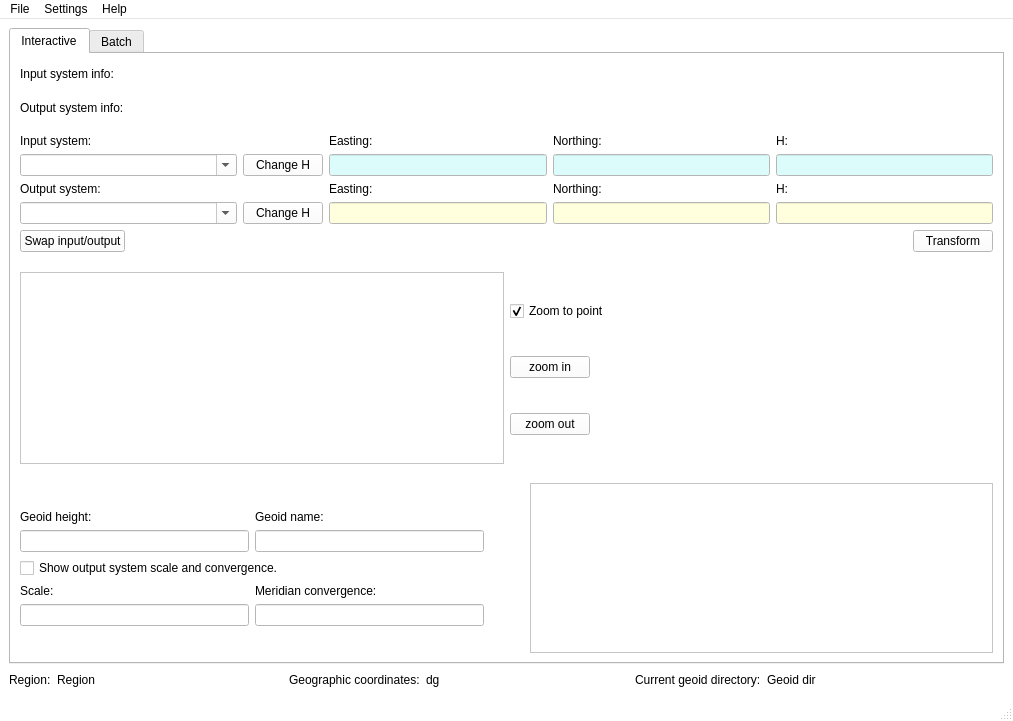
Old version of the form UI/GSTtrans.ui in the repository MartinHvidberg/kmstrans_fra_SDFE_SEQ200131.
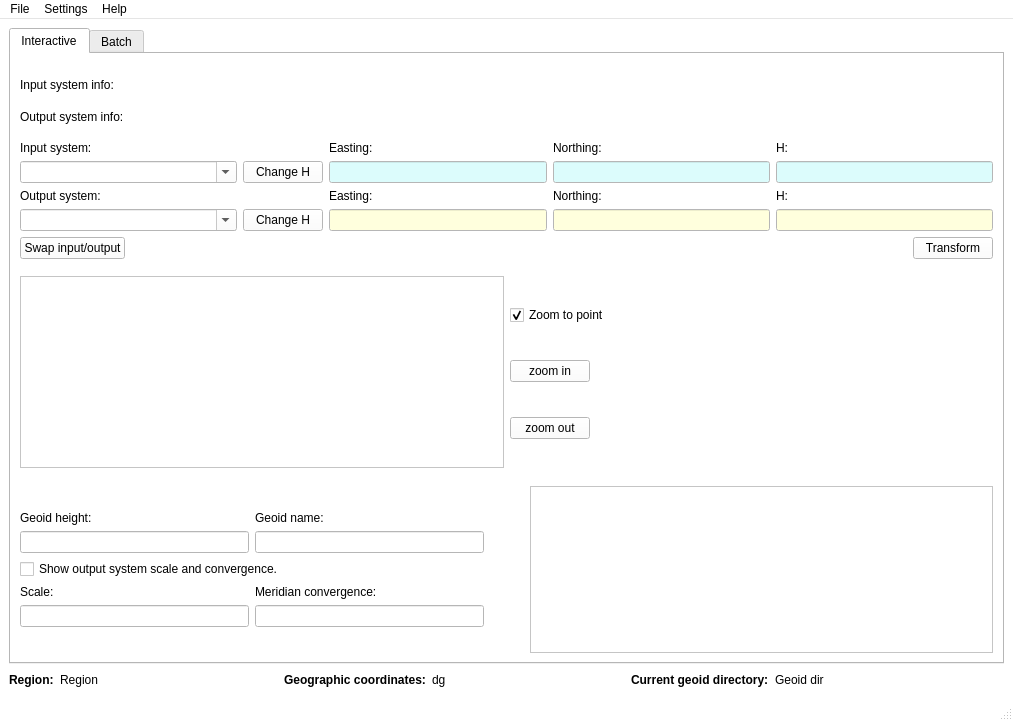
New version of the form. Icons and pictures are not drawn.

Diff of the .ui file:
```diff
--- a/UI/GSTtrans.ui
+++ b/UI/GSTtrans.ui
@@ -460,6 +460,12 @@
      <layout class="QGridLayout" name="gridLayout_20">
       <item row="0" column="6">
        <widget class="QLabel" name="lbl_current_geoid_directory">
+        <property name="font">
+         <font>
+          <weight>75</weight>
+          <bold>true</bold>
+         </font>
+        </property>
         <property name="text">
          <string>Current geoid directory:</string>
         </property>
@@ -487,6 +493,12 @@
       </item>
       <item row="0" column="0">
        <widget class="QLabel" name="lbl_region">
+        <property name="font">
+         <font>
+          <weight>75</weight>
+          <bold>true</bold>
+         </font>
+        </property>
         <property name="text">
          <string>Region:</string>
         </property>
@@ -527,6 +539,12 @@
       </item>
       <item row="0" column="3">
        <widget class="QLabel" name="lbl_geo_coords">
+        <property name="font">
+         <font>
+          <weight>75</weight>
+          <bold>true</bold>
+         </font>
+        </property>
         <property name="text">
          <string>Geographic coordinates:</string>
         </property>
@@ -554,6 +572,19 @@
         <property name="topMargin">
          <number>13</number>
         </property>
+        <item>
+         <spacer name="verticalSpacer_9">
+          <property name="orientation">
+           <enum>Qt::Vertical</enum>
+          </property>
+          <property name="sizeHint" stdset="0">
+           <size>
+            <width>20</width>
+            <height>40</height>
+           </size>
+          </property>
+         </spacer>
+        </item>
         <item>
          <layout class="QVBoxLayout" name="verticalLayout_2">
           <item>
```
